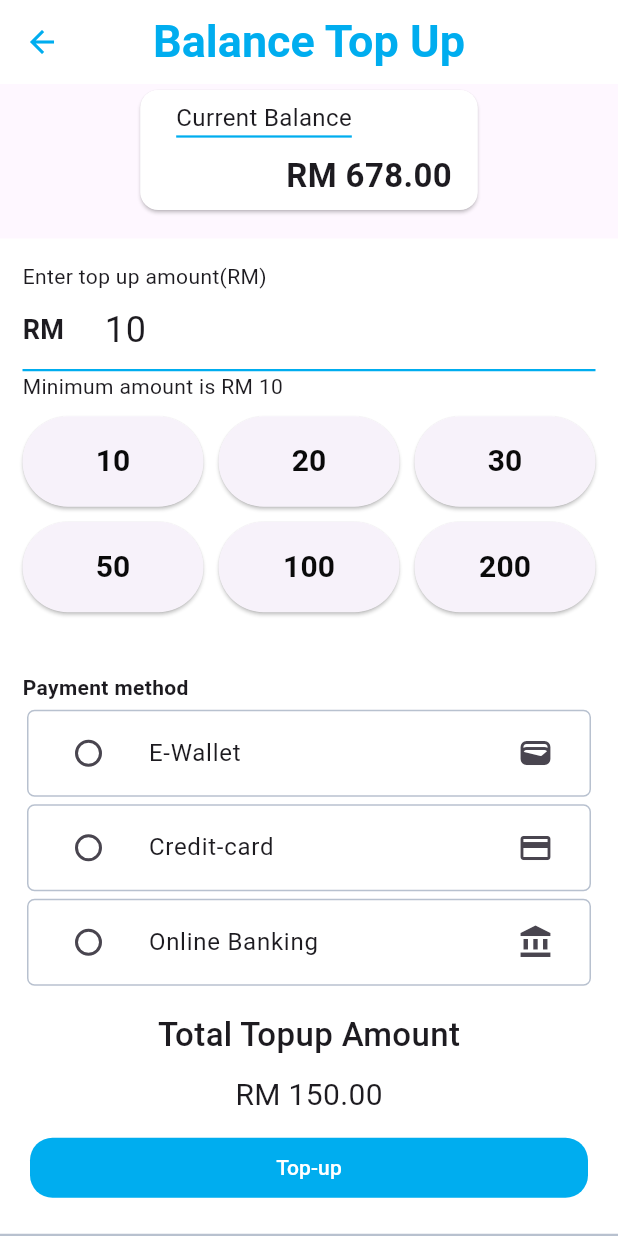
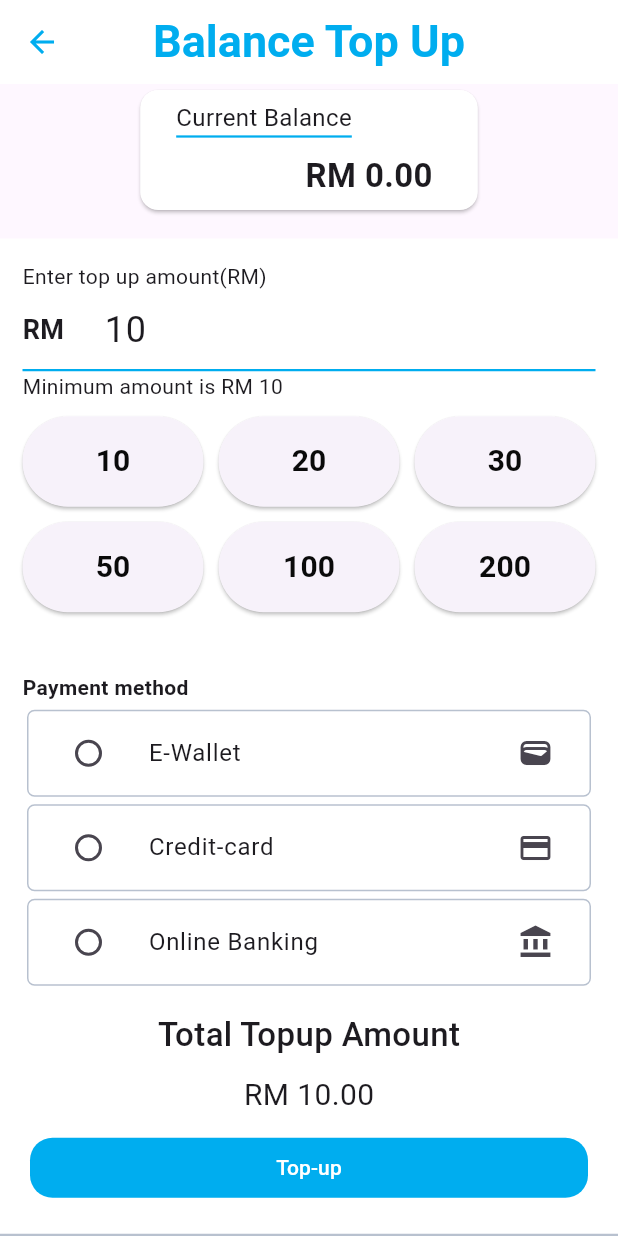
Before and after one commit to webby813/fypuser, a Flutter app: the WalletPage screen opened directly, after a tap on "10", on a phone screen of 412 x 824 dp. Run offline on Flutter 3.47's test engine with Material 3 defaults, Android fonts, the phone set to English and light mode, and no system bars; our stand-ins replace carousel_slider, cloud_firestore, firebase_core, firebase_database, firebase_storage, image_picker and 1 more; accounts and stored records are empty; generated files the repository leaves out were written again.

Commit message:
[8] Wallet

```diff
--- a/lib/Firebase/update_data.dart
+++ b/lib/Firebase/update_data.dart
@@ -5,7 +5,7 @@ import 'package:firebase_storage/firebase_storage.dart';
 import 'dart:io';
 import 'package:shared_preferences/shared_preferences.dart';
 
-class UpdateData{
+class UpdateData {
   Future<void> updateAmount(String itemName, int newQuantity) async {
     SharedPreferences prefs = await SharedPreferences.getInstance();
     String? userEmail = prefs.getString("email");
@@ -22,7 +22,7 @@ class UpdateData{
     await userCartItemDoc.reference.update({'quantity': newQuantity});
   }
 
-  Future<void> topUpAmount(int topUpAmount) async {
+  Future<void> topUpAmount(int topUpAmount, String topUpMethod) async {
     SharedPreferences prefs = await SharedPreferences.getInstance();
     String? userEmail = prefs.getString("email");
     final dbRef = FirebaseFirestore.instance;
@@ -35,12 +35,27 @@ class UpdateData{
 
       if (userDocSnapshot.exists) {
         int currentWalletAmount = userDocSnapshot['wallet_balance'] ?? 0;
-        int newWalletAmount = (currentWalletAmount + topUpAmount) as int;
+        int newWalletAmount = currentWalletAmount + topUpAmount;
 
         await dbRef
             .collection('users')
             .doc(userEmail)
             .update({'wallet_balance': newWalletAmount});
+
+        // Generate unique ID for the top-up record
+        String uniqueId = generateUniqueId();
+
+        // Save top-up record
+        await dbRef
+            .collection('users')
+            .doc(userEmail)
+            .collection('top-up-record')
+            .doc(uniqueId)
+            .set({
+          'topUpAmount': topUpAmount,
+          'timestamp': DateTime.now(),
+          'topUpMethod' : topUpMethod
+        });
       } else {
         print("User document does not exist.");
       }
@@ -48,7 +63,25 @@ class UpdateData{
       print("Error updating wallet amount: $e");
     }
   }
+
+  Stream<double> getWalletBalance() async* {
+    SharedPreferences prefs = await SharedPreferences.getInstance();
+    String? userEmail = prefs.getString("email");
+    final dbRef = FirebaseFirestore.instance;
+
+    yield* dbRef
+        .collection('users')
+        .doc(userEmail)
+        .snapshots()
+        .map((snapshot) => snapshot['wallet_balance'].toDouble());
+  }
+
+  String generateUniqueId() {
+    DateTime now = DateTime.now();
+    return '${now.year}${now.month.toString().padLeft(2, '0')}${now.day.toString().padLeft(2, '0')}${now.hour.toString().padLeft(2, '0')}${now.minute.toString().padLeft(2, '0')}${now.second.toString().padLeft(2, '0')}';
+  }
 }
+
 
 class UpdateUser{
   Future<void> updateUserInfo(String userid, String type, String newData) async{
--- a/lib/Pages/Profile_pages/wallet.dart
+++ b/lib/Pages/Profile_pages/wallet.dart
@@ -1,5 +1,6 @@
 import 'package:flutter/material.dart';
 import 'package:fypuser/Color/color.dart';
+import 'package:fypuser/Components/alertDialog_widget.dart';
 import 'package:fypuser/Components/container_widget.dart';
 import '../../Components/title_widget.dart';
 import '../../Firebase/update_data.dart';
@@ -13,16 +14,9 @@ class WalletPage extends StatefulWidget {
 
 class _WalletPageState extends State<WalletPage> {
   int topUpAmount = 0;
-  double balance = 0.0;
-  double topup = 150.0;
-  String selectedPaymentMethod = '';
   final TextEditingController _topUpController = TextEditingController();
-
-  void depositAmount(double amount) {
-    setState(() {
-      balance += amount;
-    });
-  }
+  final UpdateData _updateData = UpdateData();
+  String topUpMethod = '';
 
   @override
   Widget build(BuildContext context) {
@@ -45,7 +39,17 @@ class _WalletPageState extends State<WalletPage> {
                 mainAxisAlignment: MainAxisAlignment.start,
                 children: [
                   /// Show Current Balance
-                  Card(
+                  StreamBuilder<double>(
+                    stream: _updateData.getWalletBalance(),
+                    builder: (context, snapshot) {
+                      if (snapshot.connectionState == ConnectionState.waiting) {
+                        return const CircularProgressIndicator();
+                      }
+                      if (snapshot.hasError) {
+                        return Text('Error: ${snapshot.error}');
+                      }
+                      double balance = snapshot.data ?? 0.0;
+                      return Card(
                         color: CustomColors.defaultWhite,
                         child: SizedBox(
                           width: 225,
@@ -70,17 +74,19 @@ class _WalletPageState extends State<WalletPage> {
                               ),
                               Container(
                                 margin: const EdgeInsets.only(top: 10, left: 80),
-                            child: const Text(
-                              "RM 678.00",
-                              style: TextStyle(
+                                child: Text(
+                                  "RM ${balance.toStringAsFixed(2)}",
+                                  style: const TextStyle(
                                     fontSize: 22,
                                     fontWeight: FontWeight.w700,
                                   ),
                                 ),
-                          )
+                              ),
                             ],
                           ),
                         ),
+                      );
+                    },
                   ),
 
                   /// Top up options
@@ -261,10 +267,10 @@ class _WalletPageState extends State<WalletPage> {
                                     text: 'E-Wallet',
                                     icon: Icons.wallet,
                                     isSelected:
-                                    selectedPaymentMethod == 'E-Wallet',
+                                    topUpMethod == 'E-Wallet',
                                     onTap: () {
                                       setState(() {
-                                        selectedPaymentMethod = 'E-Wallet';
+                                        topUpMethod = 'E-Wallet';
                                       });
                                     },
                                   ),
@@ -272,10 +278,10 @@ class _WalletPageState extends State<WalletPage> {
                                     text: 'Credit-card',
                                     icon: Icons.credit_card,
                                     isSelected:
-                                    selectedPaymentMethod == 'Credit-card',
+                                    topUpMethod == 'Credit-card',
                                     onTap: () {
                                       setState(() {
-                                        selectedPaymentMethod = 'Credit-card';
+                                        topUpMethod = 'Credit-card';
                                       });
                                     },
                                   ),
@@ -283,11 +289,11 @@ class _WalletPageState extends State<WalletPage> {
                                     text: 'Online Banking',
                                     icon: Icons.account_balance,
                                     isSelected:
-                                    selectedPaymentMethod ==
+                                    topUpMethod ==
                                         'Online Banking',
                                     onTap: () {
                                       setState(() {
-                                        selectedPaymentMethod =
+                                        topUpMethod =
                                         'Online Banking';
                                       });
                                     },
@@ -311,13 +317,11 @@ class _WalletPageState extends State<WalletPage> {
             right: 0,
             bottom: 0,
             child: Container(
-              padding:
-              const EdgeInsets.symmetric(vertical: 10, horizontal: 20),
+              padding: const EdgeInsets.symmetric(vertical: 10, horizontal: 20),
               decoration: const BoxDecoration(
                 color: Colors.white,
                 border: Border(
-                  bottom:
-                  BorderSide(width: 1.5, color: CustomColors.lightGrey),
+                  bottom: BorderSide(width: 1.5, color: CustomColors.lightGrey),
                 ),
               ),
               child: Column(
@@ -331,7 +335,7 @@ class _WalletPageState extends State<WalletPage> {
                   ),
                   const SizedBox(height: 10),
                   Text(
-                    "RM ${topup.toStringAsFixed(2)}",
+                    "RM ${topUpAmount.toStringAsFixed(2)}",
                     style: const TextStyle(
                       fontSize: 20,
                     ),
@@ -342,13 +346,25 @@ class _WalletPageState extends State<WalletPage> {
                       children: [
                         Expanded(
                           child: TextButton(
-                            onPressed: () {
+                            onPressed: () async {
+                              if(topUpAmount == null || topUpMethod.isEmpty){
+                                showDialog(context: context, builder: (BuildContext context){
+                                  return const AlertDialogWidget(
+                                    title: 'Null value detected',content: 'You have to enter amount and select your topup method',
+                                  );
+                                });
+                              }else{
                                 setState(() {
                                   topUpAmount = int.tryParse(_topUpController.text) ?? 0;
+                                });
 
+                                await _updateData.topUpAmount(topUpAmount, topUpMethod);
+                                setState(() {
+                                  topUpAmount = 0;
                                   _topUpController.clear();
+                                  topUpMethod = '';
                                 });
-                              UpdateData().topUpAmount(topUpAmount);
+                              }
                             },
                             style: TextButton.styleFrom(
                               backgroundColor: CustomColors.primaryColor,
@@ -358,14 +374,13 @@ class _WalletPageState extends State<WalletPage> {
                             ),
                             child: const Text(
                               "Top-up",
-                              style: TextStyle(
-                                  color: CustomColors.defaultWhite),
+                              style: TextStyle(color: CustomColors.defaultWhite),
                             ),
                           ),
                         ),
                       ],
                     ),
-                  )
+                  ),
                 ],
               ),
             ),
```
Also changed, not shown: lib/Firebase/retrieve_data.dart (+17 -0 lines). Lines whose indentation alone changed are shown as unchanged.
